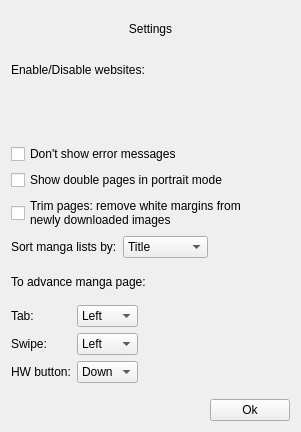
Qt form widgets/settingsdialog.ui (Rain92/UltimateMangaReader) before a commit.
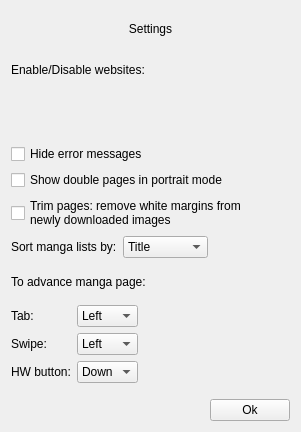
The same form after that commit.

Patch:
```diff
--- a/widgets/settingsdialog.ui
+++ b/widgets/settingsdialog.ui
@@ -89,7 +89,7 @@
    <item>
     <widget class="QCheckBox" name="checkBoxHideErrorMessages">
      <property name="text">
-      <string>Don't show error messages</string>
+      <string>Hide error messages</string>
      </property>
     </widget>
    </item>
```
